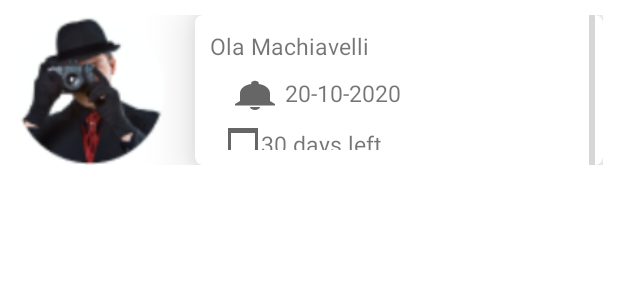
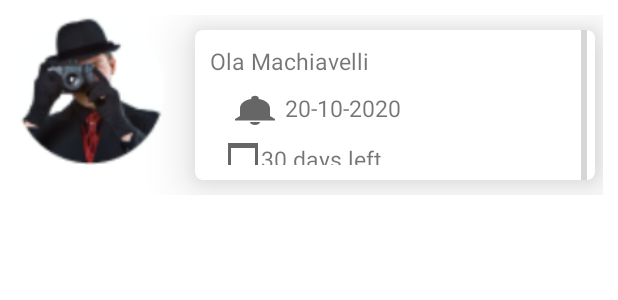
Before and after one commit to hakeemanimashaun/recyclerview-and-viewpager, an Android app: the layout birthday_reminder.xml on its own in the app's theme, with its tools: preview values and no code run, on a phone screen of 412 x 824 dp. Shown: the top 300 px of the screen. Run offline under Robolectric (Android 15) with nearby library versions, the phone set to English and light mode, and no system bars; grey boxes are pictures that could not be loaded.

Commit message:
Secong commit

```diff
--- a/app/src/main/java/com/assignment/week_4_project_hakeemanimashaun/RecyclerViewModel.kt
+++ b/app/src/main/java/com/assignment/week_4_project_hakeemanimashaun/RecyclerViewModel.kt
@@ -1,4 +1,5 @@
 package com.assignment.week_4_project_hakeemanimashaun
 
-class RecyclerViewModel(var name: String, val dueDate: String, var daysLeft: String, val images: Int) {
+class RecyclerViewModel(var name: String, val dueDate: String, var daysLeft: String,
+                        val images: Int) {
 }
--- a/app/src/main/res/layout/birthday_reminder.xml
+++ b/app/src/main/res/layout/birthday_reminder.xml
@@ -19,6 +19,8 @@
         android:layout_height="100dp"
         android:padding="20dp"
         android:clickable="true"
+        android:layout_marginEnd="5dp"
+        android:layout_marginVertical="10dp"
         app:cardCornerRadius="5dp"
         app:cardElevation="20dp"
         android:id="@+id/card_view"
@@ -61,10 +63,10 @@
                         android:id="@+id/notification_due_date"
                         android:layout_width="wrap_content"
                         android:layout_height="wrap_content"
-                        android:drawableStart="@drawable/ic_baseline_notifications_24"
                         android:paddingLeft="10dp"
-                        android:text="20-10-2020"
-                        android:textSize="15dp" />
+                        android:text="@string/_20_10_2020"
+                        android:textSize="15sp"
+                        app:drawableStartCompat="@drawable/ic_baseline_notifications_24" />
 
                 </LinearLayout>
 
@@ -78,10 +80,11 @@
                         android:id="@+id/notification_days_left"
                         android:layout_width="wrap_content"
                         android:layout_height="wrap_content"
-                        android:drawableStart="@drawable/ic_baseline_calendar_today_24"
-                        android:paddingLeft="10dp"
-                        android:text="30 days left"
-                        android:textSize="15dp" />
+                        android:paddingStart="10dp"
+                        android:text="@string/_30_days_left"
+                        android:textSize="15sp"
+                        app:drawableStartCompat="@drawable/ic_baseline_calendar_today_24"
+                        />
 
                 </LinearLayout>
             </LinearLayout>
--- a/app/src/main/res/values/strings.xml
+++ b/app/src/main/res/values/strings.xml
@@ -7,4 +7,6 @@
     <string name="good_morning">Good Morning!</string>
     <string name="upcoming_birthdays">Upcoming Birthdays</string>
     <string name="add_new_birthday">add new birthday</string>
+    <string name="_30_days_left">30 days left</string>
+    <string name="_20_10_2020">20-10-2020</string>
 </resources>
```
Also changed, not shown: app/src/main/java/com/assignment/week_4_project_hakeemanimashaun/Home.kt (+31 -18 lines), app/src/main/res/layout/home.xml (+6 -1 lines).
